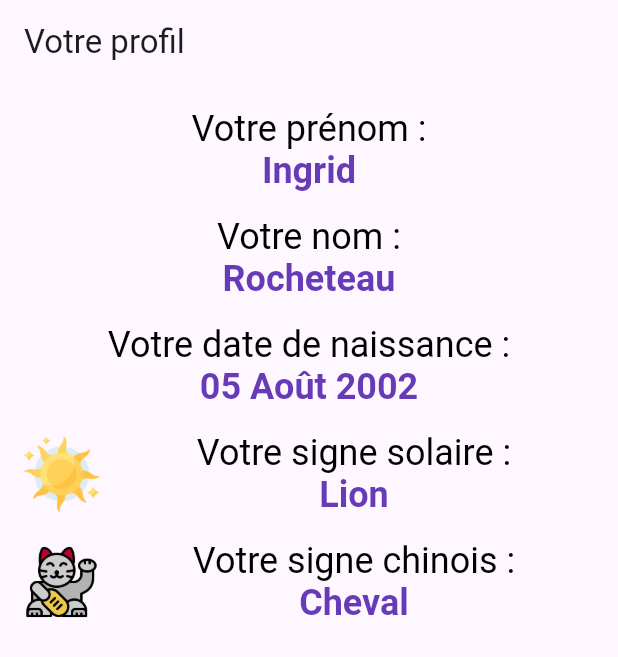
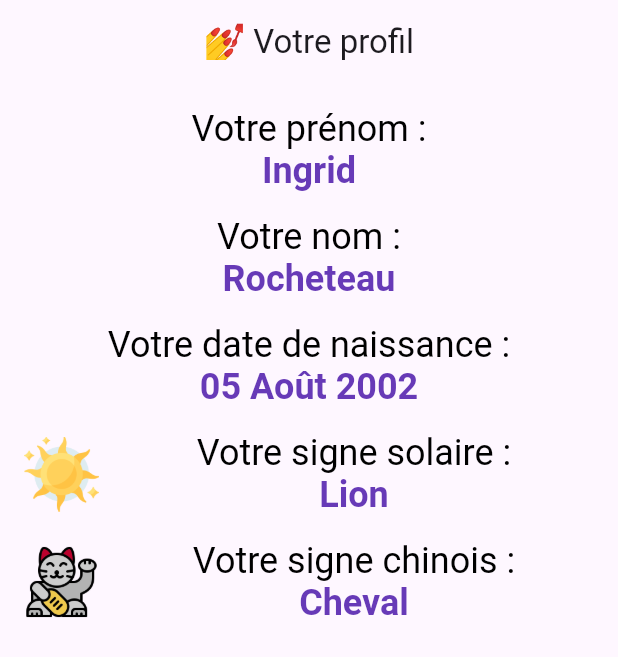
Before and after one commit to Eponas/Boule-de-crystal, a Flutter app: the ProfilePage screen opened directly, on a phone screen of 412 x 824 dp. Shown: the top 657 px of the screen. Run offline on Flutter 3.47's test engine with Material 3 defaults, Android fonts, the phone set to English and light mode, and no system bars; our stand-ins replace sqflite; accounts and stored records are empty.

Commit message:
Putting some comments to the code and centering the title of each page

```diff
--- a/Boule_de_Crystal/lib/main.dart
+++ b/Boule_de_Crystal/lib/main.dart
@@ -107,6 +107,8 @@ class _MyAppState extends State<MyApp> {
   Widget build(BuildContext context) {
     return MaterialApp(
       title: 'Boule de Crystal',
+
+      // the following lines allows the titles of the CalendarDatePicker to be in french
       localizationsDelegates: const [
         GlobalMaterialLocalizations.delegate,
         GlobalWidgetsLocalizations.delegate,
@@ -115,6 +117,7 @@ class _MyAppState extends State<MyApp> {
         Locale('fr'),
       ],
       locale: const Locale('fr'),
+
       theme: ThemeData(
         colorScheme: ColorScheme.fromSeed(seedColor: Colors.deepPurple),
         useMaterial3: true,
@@ -183,6 +186,4 @@ class _MyAppState extends State<MyApp> {
       ),
     );
   }
-
-
 }
--- a/Boule_de_Crystal/lib/pages/profile_page.dart
+++ b/Boule_de_Crystal/lib/pages/profile_page.dart
@@ -3,18 +3,21 @@ import 'package:flutter/material.dart';
 class ProfilePage extends StatelessWidget {
   const ProfilePage({super.key});
 
+  // THIS PAGE IS ONLY A DISPLAY OF INFORMATION
+
   // Fictive input for page test
-  final String prenom = "Ingrid";
-  final String nom = "Rocheteau";
-  final String dateDeNaissance = "05 Août 2002";
-  final String signeSolaire = "Lion";
-  final String signeChinois = "Cheval";
+  final String firstName = "Ingrid";
+  final String name = "Rocheteau";
+  final String birthDate = "05 Août 2002";
+  final String solarSign = "Lion";
+  final String chineseSign = "Cheval";
 
   @override
   Widget build(BuildContext context) {
     return Scaffold(
       appBar: AppBar(
-        title: const Text('Votre profil'),
+        title: const Text('💅 Votre profil'),
+        centerTitle: true,
       ),
       body: Padding(
         padding: const EdgeInsets.all(16.0),
@@ -29,7 +32,7 @@ class ProfilePage extends StatelessWidget {
                   style: const TextStyle(fontSize: 24, color: Colors.black),
                   children: <TextSpan>[
                     TextSpan(
-                      text: prenom,
+                      text: firstName,
                       style: const TextStyle(fontWeight: FontWeight.bold, color: Colors.deepPurple),
                     ),
                   ],
@@ -45,7 +48,7 @@ class ProfilePage extends StatelessWidget {
                   style: const TextStyle(fontSize: 24, color: Colors.black),
                   children: <TextSpan>[
                     TextSpan(
-                      text: nom,
+                      text: name,
                       style: const TextStyle(fontWeight: FontWeight.bold, color: Colors.deepPurple),
                     ),
                   ],
@@ -61,7 +64,7 @@ class ProfilePage extends StatelessWidget {
                   style: const TextStyle(fontSize: 24, color: Colors.black),
                   children: <TextSpan>[
                     TextSpan(
-                      text: dateDeNaissance,
+                      text: birthDate,
                       style: const TextStyle(fontWeight: FontWeight.bold, color: Colors.deepPurple),
                     ),
                   ],
@@ -71,7 +74,7 @@ class ProfilePage extends StatelessWidget {
             const SizedBox(height: 16),
             Row(
               children: [
-                Image.asset('ressources/imagesoleil.png', width: 50, height: 50),
+                Image.asset('ressources/imagesoleil.png', width: 50, height: 50), // icon of the solar sign
                 const SizedBox(width: 10),
                 Expanded(
                   child: Center(
@@ -82,7 +85,7 @@ class ProfilePage extends StatelessWidget {
                         style: const TextStyle(fontSize: 24, color: Colors.black),
                         children: <TextSpan>[
                           TextSpan(
-                            text: signeSolaire,
+                            text: solarSign,
                             style: const TextStyle(fontWeight: FontWeight.bold, color: Colors.deepPurple),
                           ),
                         ],
@@ -95,7 +98,7 @@ class ProfilePage extends StatelessWidget {
             const SizedBox(height: 16),
             Row(
               children: [
-                Image.asset('ressources/imagechinois.png', width: 50, height: 50),
+                Image.asset('ressources/imagechinois.png', width: 50, height: 50), // icon of the chinese sign
                 const SizedBox(width: 10),
                 Expanded(
                   child: Center(
@@ -106,7 +109,7 @@ class ProfilePage extends StatelessWidget {
                         style: const TextStyle(fontSize: 24, color: Colors.black),
                         children: <TextSpan>[
                           TextSpan(
-                            text: signeChinois,
+                            text: chineseSign,
                             style: const TextStyle(fontWeight: FontWeight.bold, color: Colors.deepPurple),
                           ),
                         ],
```
Also changed, not shown: Boule_de_Crystal/lib/pages/astral_theme_page.dart (+13 -8 lines), Boule_de_Crystal/lib/pages/love_compatibility_page.dart (+8 -5 lines).
